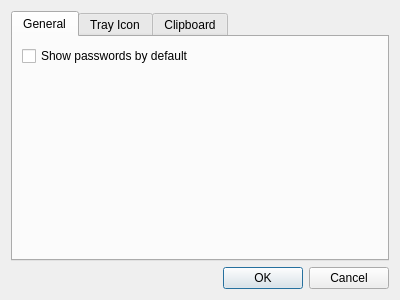
The window that dialogs/PreferencesDialog.ui (veaceslav/qpass-qt5) describes before a commit, drawn with Qt 5.
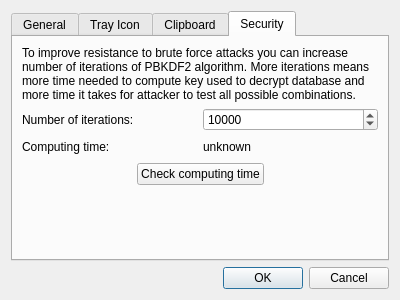
The same window after the commit. The open tabs and pages were chosen to show the change.

Commit message: Added option to change number of PBKDF2 iterations

Diff of the .ui file:
```diff
--- a/dialogs/PreferencesDialog.ui
+++ b/dialogs/PreferencesDialog.ui
@@ -131,6 +131,117 @@
        </item>
       </layout>
      </widget>
+     <widget class="QWidget" name="securityTab">
+      <attribute name="title">
+       <string>Security</string>
+      </attribute>
+      <layout class="QVBoxLayout" name="verticalLayout_6">
+       <item>
+        <layout class="QGridLayout" name="gridLayout_2">
+         <item row="0" column="0" colspan="2">
+          <widget class="QLabel" name="label_4">
+           <property name="text">
+            <string>&lt;html&gt;&lt;head/&gt;&lt;body&gt;&lt;p&gt;To improve resistance to brute force attacks you can increase number of iterations of PBKDF2 algorithm. More iterations means more time needed to compute key used to decrypt database and more time it takes for attacker to test all possible combinations.&lt;/p&gt;&lt;/body&gt;&lt;/html&gt;</string>
+           </property>
+           <property name="wordWrap">
+            <bool>true</bool>
+           </property>
+          </widget>
+         </item>
+         <item row="1" column="0">
+          <widget class="QLabel" name="label_5">
+           <property name="text">
+            <string>Number of iterations:</string>
+           </property>
+          </widget>
+         </item>
+         <item row="1" column="1">
+          <widget class="QSpinBox" name="iterationsBox">
+           <property name="minimum">
+            <number>1</number>
+           </property>
+           <property name="maximum">
+            <number>2000000000</number>
+           </property>
+           <property name="value">
+            <number>10000</number>
+           </property>
+          </widget>
+         </item>
+         <item row="2" column="1">
+          <widget class="QLabel" name="resultLabel">
+           <property name="text">
+            <string>unknown</string>
+           </property>
+          </widget>
+         </item>
+         <item row="2" column="0">
+          <widget class="QLabel" name="label_3">
+           <property name="minimumSize">
+            <size>
+             <width>0</width>
+             <height>20</height>
+            </size>
+           </property>
+           <property name="text">
+            <string>Computing time:</string>
+           </property>
+          </widget>
+         </item>
+         <item row="3" column="0" colspan="2">
+          <layout class="QHBoxLayout" name="horizontalLayout_6">
+           <item>
+            <spacer name="horizontalSpacer_5">
+             <property name="orientation">
+              <enum>Qt::Horizontal</enum>
+             </property>
+             <property name="sizeHint" stdset="0">
+              <size>
+               <width>40</width>
+               <height>20</height>
+              </size>
+             </property>
+            </spacer>
+           </item>
+           <item>
+            <widget class="QPushButton" name="benchmarkButton">
+             <property name="text">
+              <string>Check computing time</string>
+             </property>
+            </widget>
+           </item>
+           <item>
+            <spacer name="horizontalSpacer_6">
+             <property name="orientation">
+              <enum>Qt::Horizontal</enum>
+             </property>
+             <property name="sizeHint" stdset="0">
+              <size>
+               <width>40</width>
+               <height>20</height>
+              </size>
+             </property>
+            </spacer>
+           </item>
+          </layout>
+         </item>
+        </layout>
+       </item>
+       <item>
+        <spacer name="verticalSpacer_2">
+         <property name="orientation">
+          <enum>Qt::Vertical</enum>
+         </property>
+         <property name="sizeHint" stdset="0">
+          <size>
+           <width>20</width>
+           <height>22</height>
+          </size>
+         </property>
+        </spacer>
+       </item>
+      </layout>
+     </widget>
     </widget>
    </item>
    <item>
```
The commit also changes 6 other files.
